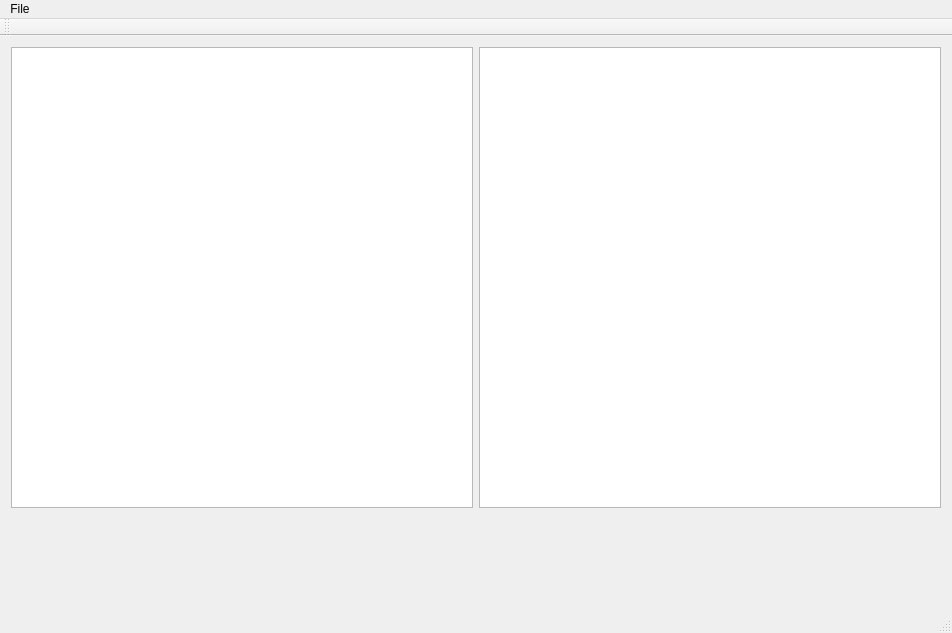
This is CloudPointViewer/CloudPointViewer.ui in ArlexDu/ICloud as Qt 5 draws it before an edit. The edited form follows.
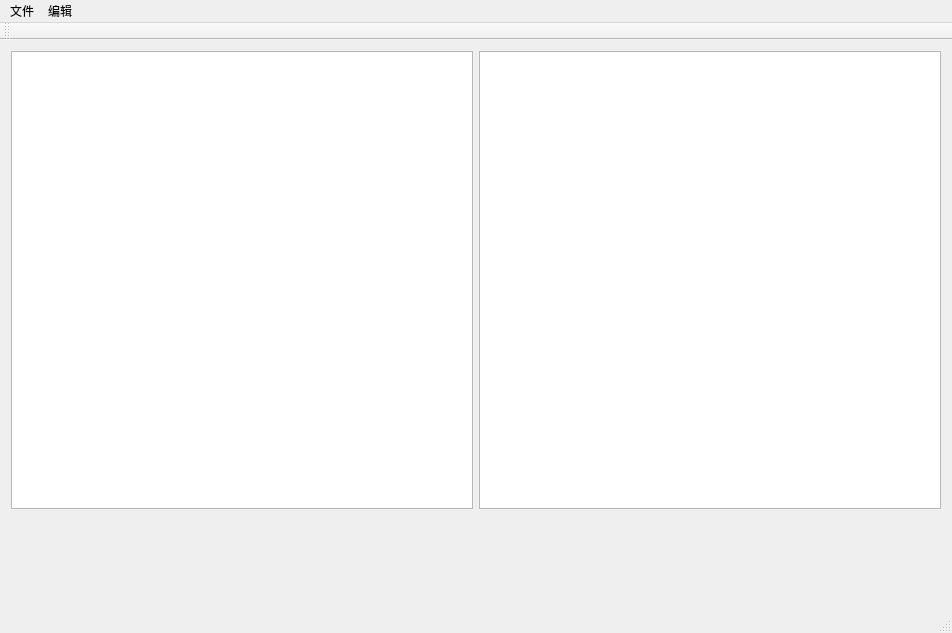
This is the edited form.

Commit message: 异步读取文件，增加进度条

What changed in the file:
```diff
--- a/CloudPointViewer/CloudPointViewer.ui
+++ b/CloudPointViewer/CloudPointViewer.ui
@@ -22,7 +22,7 @@
         <item>
          <layout class="QHBoxLayout" name="fileLayout">
           <item>
-           <widget class="QListWidget" name="fileList"/>
+           <widget class="QTreeView" name="fileview"/>
           </item>
          </layout>
         </item>
@@ -56,12 +56,20 @@
    </property>
    <widget class="QMenu" name="menu">
     <property name="title">
-     <string>File</string>
+     <string>文件</string>
     </property>
     <addaction name="actionOpen"/>
     <addaction name="actionSave"/>
    </widget>
+   <widget class="QMenu" name="menuEdit">
+    <property name="title">
+     <string>编辑</string>
+    </property>
+    <addaction name="actionColorBar"/>
+    <addaction name="action"/>
+   </widget>
    <addaction name="menu"/>
+   <addaction name="menuEdit"/>
   </widget>
   <widget class="QToolBar" name="mainToolBar">
    <attribute name="toolBarArea">
```
Left out of the diff: 14 changed lines with no effect on the pictures. The commit also changes 11 other files.
